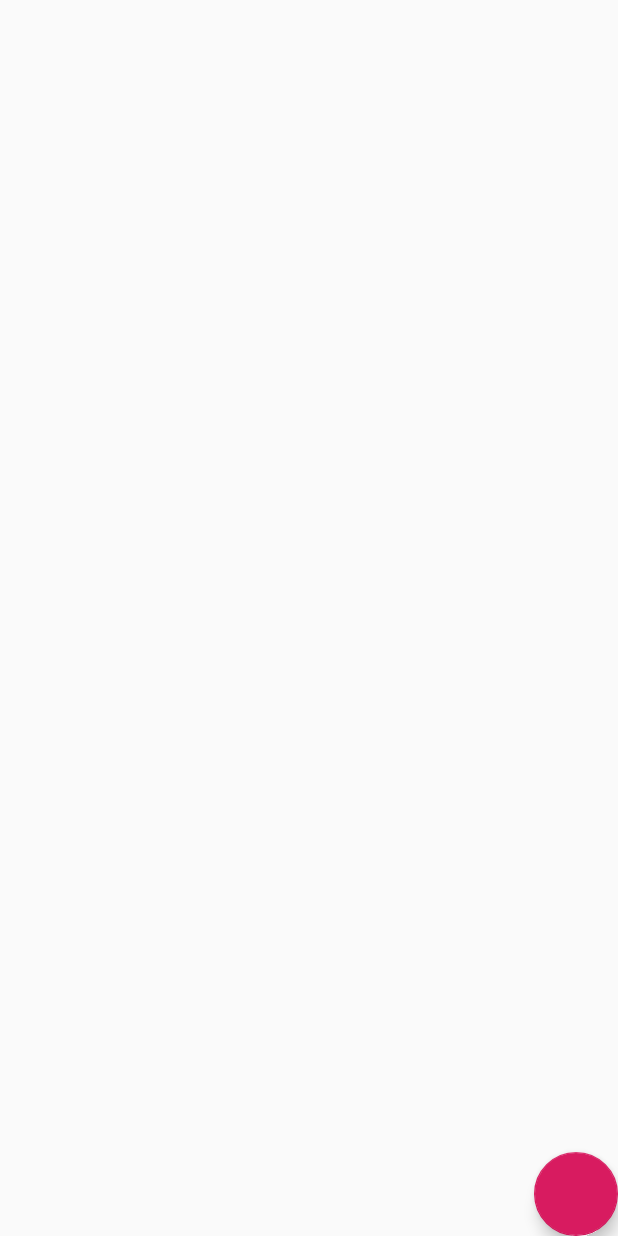
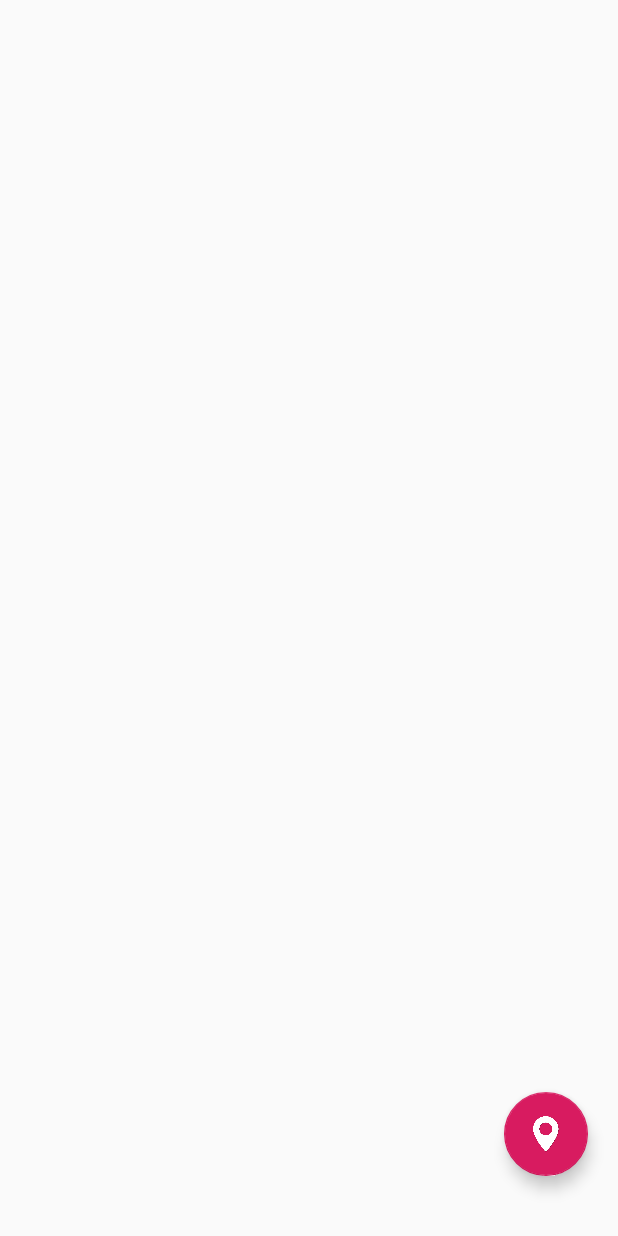
Before and after one commit to JoonSCode/mikkeul, an Android app: the MainActivity screen opened directly, with no data from a screen before it, on a phone screen of 412 x 824 dp. Run offline under Robolectric (Android 15) with nearby library versions, the phone set to English and light mode, and no system bars; libraries missing offline, so code that uses them is left out: com.skt; 4 statements that could not run were skipped.

Commit message:
db 연동 마커 표시

```diff
--- a/app/build.gradle
+++ b/app/build.gradle
@@ -5,7 +5,8 @@ android {
     buildToolsVersion "29.0.2"
     defaultConfig {
         applicationId "com.unimaginablecode.mikkeul"
-        minSdkVersion 16
+        minSdkVersion 20
+        multiDexEnabled true
         targetSdkVersion 28
         versionCode 1
         versionName "1.0"
@@ -29,6 +30,7 @@ dependencies {
     implementation 'com.google.firebase:firebase-analytics:17.2.0'
     implementation files('libs/com.skt.Tmap_1.63.jar')
     implementation 'com.android.support:design:28.0.0'
+    implementation 'com.google.firebase:firebase-firestore:21.3.0'
 
 
 
--- a/app/src/main/res/layout/activity_main.xml
+++ b/app/src/main/res/layout/activity_main.xml
@@ -1,22 +1,28 @@
 <?xml version="1.0" encoding="utf-8"?>
 <androidx.coordinatorlayout.widget.CoordinatorLayout xmlns:android="http://schemas.android.com/apk/res/android"
-    xmlns:app="http://schemas.android.com/apk/res-auto"
     xmlns:tools="http://schemas.android.com/tools"
     android:layout_width="match_parent"
     android:layout_height="match_parent"
+    xmlns:app="http://schemas.android.com/apk/res-auto"
     android:orientation="vertical"
     tools:context="com.skt.Tmap.TMapView">
-
-    <com.google.android.material.floatingactionbutton.FloatingActionButton
-        android:id="@+id/floatingActionButton"
-        android:layout_width="wrap_content"
-        android:layout_height="wrap_content"
-        android:layout_gravity="bottom|right"
-        android:clickable="true" />
 
     <LinearLayout
         android:id="@+id/linearLayoutTmap"
         android:layout_width="match_parent"
         android:layout_height="match_parent"
-        android:orientation="vertical"></LinearLayout>
+        android:orientation="vertical">
+
+    </LinearLayout>
+
+    <com.google.android.material.floatingactionbutton.FloatingActionButton
+        android:id="@+id/fab"
+        android:layout_width="wrap_content"
+        android:layout_height="wrap_content"
+        android:layout_gravity="bottom|end"
+        android:layout_marginRight="@dimen/fab_margin"
+        android:layout_marginBottom="40dp"
+        app:srcCompat="@drawable/pin" />
+
+
 </androidx.coordinatorlayout.widget.CoordinatorLayout>
```
